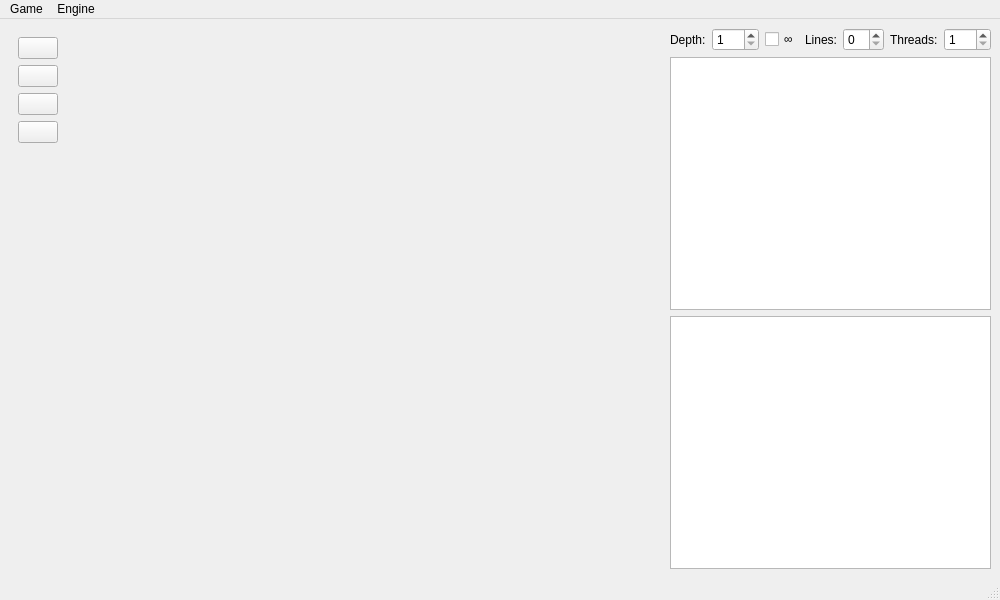
This is forms/mainwindow.ui in jLantxa/Chess as Qt 5 draws it before an edit. The edited form follows.
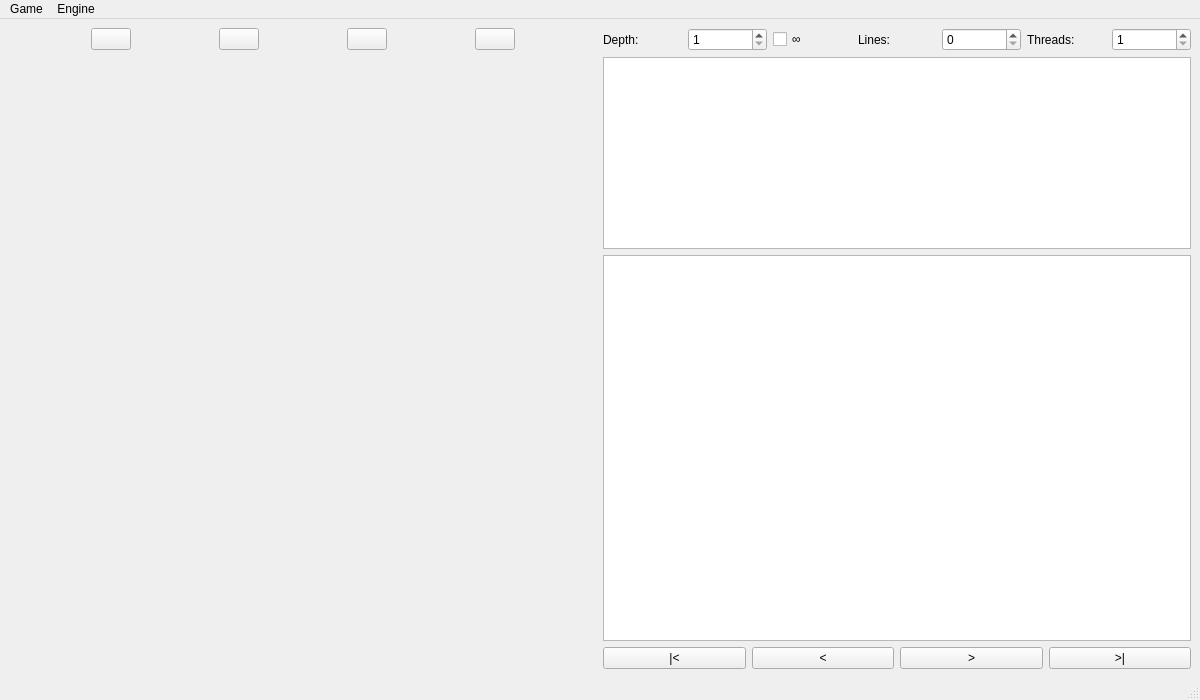
This is the edited form. Custom widgets are drawn as their Qt base class.

Commit message: refactor: move tree, SAN, variations, engine fixes

```diff
--- a/forms/mainwindow.ui
+++ b/forms/mainwindow.ui
@@ -9,20 +9,14 @@
    <rect>
     <x>0</x>
     <y>0</y>
-    <width>1000</width>
-    <height>600</height>
+    <width>1200</width>
+    <height>700</height>
    </rect>
   </property>
-  <property name="sizePolicy">
-   <sizepolicy hsizetype="Minimum" vsizetype="Preferred">
-    <horstretch>0</horstretch>
-    <verstretch>0</verstretch>
-   </sizepolicy>
-  </property>
   <property name="minimumSize">
    <size>
-    <width>1000</width>
-    <height>600</height>
+    <width>800</width>
+    <height>500</height>
    </size>
   </property>
   <property name="windowTitle">
@@ -31,19 +25,9 @@
   <widget class="QWidget" name="centralwidget">
    <layout class="QHBoxLayout" name="horizontalLayout_3">
     <item>
-     <widget class="QFrame" name="horizontalFrame">
-      <property name="layoutDirection">
-       <enum>Qt::LeftToRight</enum>
-      </property>
-      <layout class="QHBoxLayout" name="horizontalLayout_2">
-       <property name="sizeConstraint">
-        <enum>QLayout::SetMinimumSize</enum>
-       </property>
+     <layout class="QVBoxLayout" name="leftPanel">
        <item>
-        <layout class="QVBoxLayout" name="gameControlsLayout">
-         <property name="sizeConstraint">
-          <enum>QLayout::SetMinimumSize</enum>
-         </property>
+       <layout class="QHBoxLayout" name="gameControlsLayout">
          <item>
           <widget class="QPushButton" name="bEngineOn">
            <property name="sizePolicy">
@@ -97,24 +81,20 @@
          </item>
          <item>
           <widget class="QPushButton" name="bDownload">
+          <property name="sizePolicy">
+           <sizepolicy hsizetype="Fixed" vsizetype="Fixed">
+            <horstretch>0</horstretch>
+            <verstretch>0</verstretch>
+           </sizepolicy>
+          </property>
+          <property name="toolTip">
+           <string>Copy FEN and PGN</string>
+          </property>
            <property name="text">
             <string/>
            </property>
           </widget>
          </item>
-         <item>
-          <spacer name="verticalSpacer">
-           <property name="orientation">
-            <enum>Qt::Vertical</enum>
-           </property>
-           <property name="sizeHint" stdset="0">
-            <size>
-             <width>20</width>
-             <height>40</height>
-            </size>
-           </property>
-          </spacer>
-         </item>
         </layout>
        </item>
        <item>
@@ -149,42 +129,20 @@
         </widget>
        </item>
       </layout>
-     </widget>
     </item>
     <item>
-     <layout class="QVBoxLayout" name="verticalLayout">
-      <property name="sizeConstraint">
-       <enum>QLayout::SetDefaultConstraint</enum>
-      </property>
+     <layout class="QVBoxLayout" name="rightPanel">
       <item>
        <layout class="QHBoxLayout" name="engineControlsLayout">
-        <property name="sizeConstraint">
-         <enum>QLayout::SetFixedSize</enum>
-        </property>
-        <item alignment="Qt::AlignRight">
+        <item>
          <widget class="QLabel" name="lDepth">
-          <property name="sizePolicy">
-           <sizepolicy hsizetype="Fixed" vsizetype="Preferred">
-            <horstretch>0</horstretch>
-            <verstretch>0</verstretch>
-           </sizepolicy>
-          </property>
-          <property name="toolTip">
-           <string/>
-          </property>
           <property name="text">
            <string>Depth:</string>
           </property>
          </widget>
         </item>
-        <item alignment="Qt::AlignRight">
+        <item>
          <widget class="QSpinBox" name="sbDepth">
-          <property name="sizePolicy">
-           <sizepolicy hsizetype="Fixed" vsizetype="Fixed">
-            <horstretch>0</horstretch>
-            <verstretch>0</verstretch>
-           </sizepolicy>
-          </property>
           <property name="toolTip">
            <string>&lt;html&gt;&lt;head/&gt;&lt;body&gt;&lt;p&gt;Maximum engine search depth.&lt;/p&gt;&lt;/body&gt;&lt;/html&gt;</string>
           </property>
@@ -198,12 +156,6 @@
         </item>
         <item>
          <widget class="QCheckBox" name="chInfinite">
-          <property name="sizePolicy">
-           <sizepolicy hsizetype="Fixed" vsizetype="Fixed">
-            <horstretch>0</horstretch>
-            <verstretch>0</verstretch>
-           </sizepolicy>
-          </property>
           <property name="toolTip">
            <string>Scan for infinite depth</string>
           </property>
@@ -214,15 +166,6 @@
         </item>
         <item>
          <widget class="QLabel" name="lLines">
-          <property name="sizePolicy">
-           <sizepolicy hsizetype="Fixed" vsizetype="Preferred">
-            <horstretch>0</horstretch>
-            <verstretch>0</verstretch>
-           </sizepolicy>
-          </property>
-          <property name="toolTip">
-           <string/>
-          </property>
           <property name="text">
            <string>Lines:</string>
           </property>
@@ -230,12 +173,6 @@
         </item>
         <item>
          <widget class="QSpinBox" name="sbLines">
-          <property name="sizePolicy">
-           <sizepolicy hsizetype="Fixed" vsizetype="Fixed">
-            <horstretch>0</horstretch>
-            <verstretch>0</verstretch>
-           </sizepolicy>
-          </property>
           <property name="toolTip">
            <string>&lt;html&gt;&lt;head/&gt;&lt;body&gt;&lt;p&gt;Number of variations to calculate.&lt;/p&gt;&lt;/body&gt;&lt;/html&gt;</string>
           </property>
@@ -249,15 +186,6 @@
         </item>
         <item>
          <widget class="QLabel" name="lThreads">
-          <property name="sizePolicy">
-           <sizepolicy hsizetype="Fixed" vsizetype="Preferred">
-            <horstretch>0</horstretch>
-            <verstretch>0</verstretch>
-           </sizepolicy>
-          </property>
-          <property name="toolTip">
-           <string/>
-          </property>
           <property name="text">
            <string>Threads:</string>
           </property>
@@ -265,15 +193,6 @@
         </item>
         <item>
          <widget class="QSpinBox" name="sbThreads">
-          <property name="sizePolicy">
-           <sizepolicy hsizetype="Fixed" vsizetype="Fixed">
-            <horstretch>0</horstretch>
-            <verstretch>0</verstretch>
-           </sizepolicy>
-          </property>
-          <property name="toolTip">
-           <string/>
-          </property>
           <property name="minimum">
            <number>1</number>
           </property>
@@ -285,9 +204,9 @@
        </layout>
       </item>
       <item>
-       <widget class="QTextEdit" name="teLines">
+       <widget class="QListWidget" name="teLines">
         <property name="sizePolicy">
-         <sizepolicy hsizetype="Minimum" vsizetype="Expanding">
+         <sizepolicy hsizetype="Expanding" vsizetype="Preferred">
           <horstretch>0</horstretch>
           <verstretch>0</verstretch>
          </sizepolicy>
@@ -301,39 +220,68 @@
         <property name="contextMenuPolicy">
          <enum>Qt::DefaultContextMenu</enum>
         </property>
-        <property name="acceptDrops">
-         <bool>true</bool>
-        </property>
-        <property name="sizeAdjustPolicy">
-         <enum>QAbstractScrollArea::AdjustIgnored</enum>
-        </property>
-        <property name="readOnly">
-         <bool>true</bool>
-        </property>
-        <property name="overwriteMode">
+       </widget>
+      </item>
+       <item>
+        <widget class="QTextBrowser" name="teMoves">
+         <property name="sizePolicy">
+          <sizepolicy hsizetype="Expanding" vsizetype="Expanding">
+           <horstretch>0</horstretch>
+           <verstretch>1</verstretch>
+          </sizepolicy>
+         </property>
+         <property name="openExternalLinks">
          <bool>false</bool>
         </property>
-       </widget>
-      </item>
-      <item>
-       <widget class="QTextEdit" name="teMoves">
-        <property name="sizePolicy">
-         <sizepolicy hsizetype="Minimum" vsizetype="Expanding">
-          <horstretch>0</horstretch>
-          <verstretch>0</verstretch>
-         </sizepolicy>
-        </property>
-        <property name="minimumSize">
-         <size>
-          <width>300</width>
-          <height>0</height>
-         </size>
-        </property>
         <property name="readOnly">
          <bool>true</bool>
         </property>
        </widget>
       </item>
+      <item>
+       <layout class="QHBoxLayout" name="navLayout">
+        <item>
+         <widget class="QPushButton" name="bGoStart">
+          <property name="toolTip">
+           <string>Go to start</string>
+          </property>
+          <property name="text">
+           <string>|&lt;</string>
+          </property>
+         </widget>
+        </item>
+        <item>
+         <widget class="QPushButton" name="bGoBack">
+          <property name="toolTip">
+           <string>Go back one move</string>
+          </property>
+          <property name="text">
+           <string>&lt;</string>
+          </property>
+         </widget>
+        </item>
+        <item>
+         <widget class="QPushButton" name="bGoForward">
+          <property name="toolTip">
+           <string>Go forward one move</string>
+          </property>
+          <property name="text">
+           <string>&gt;</string>
+          </property>
+         </widget>
+        </item>
+        <item>
+         <widget class="QPushButton" name="bGoEnd">
+          <property name="toolTip">
+           <string>Go to end</string>
+          </property>
+          <property name="text">
+           <string>&gt;|</string>
+          </property>
+         </widget>
+        </item>
+       </layout>
+      </item>
      </layout>
     </item>
    </layout>
@@ -343,7 +291,7 @@
     <rect>
      <x>0</x>
      <y>0</y>
-     <width>1000</width>
+     <width>1200</width>
      <height>22</height>
     </rect>
    </property>
```
Left out of the diff: 37 changed lines with no effect on the pictures. Lines whose indentation alone changed are shown as unchanged. The commit also changes 52 other files.
